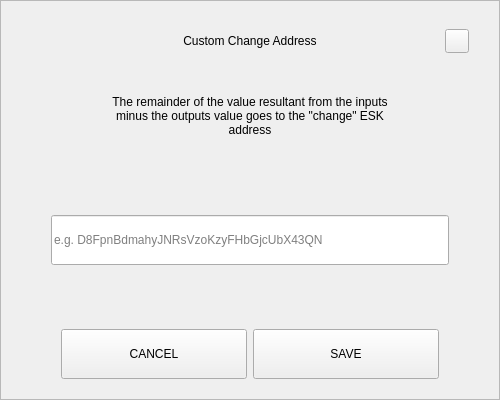
Above: src/qt/pivx/forms/sendchangeaddressdialog.ui from decenomy/DSW before the change. Below: the same form after it.
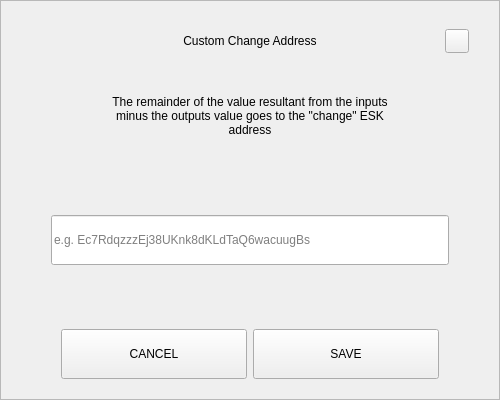
That is the form after the change.

Commit message: Fixes example address for Escacoin

```diff
--- a/src/qt/pivx/forms/sendchangeaddressdialog.ui
+++ b/src/qt/pivx/forms/sendchangeaddressdialog.ui
@@ -207,7 +207,7 @@
            </size>
           </property>
           <property name="placeholderText">
-           <string notr="true">e.g. D8FpnBdmahyJNRsVzoKzyFHbGjcUbX43QN</string>
+           <string notr="true">e.g. Ec7RdqzzzEj38UKnk8dKLdTaQ6wacuugBs</string>
           </property>
          </widget>
         </item>
```
